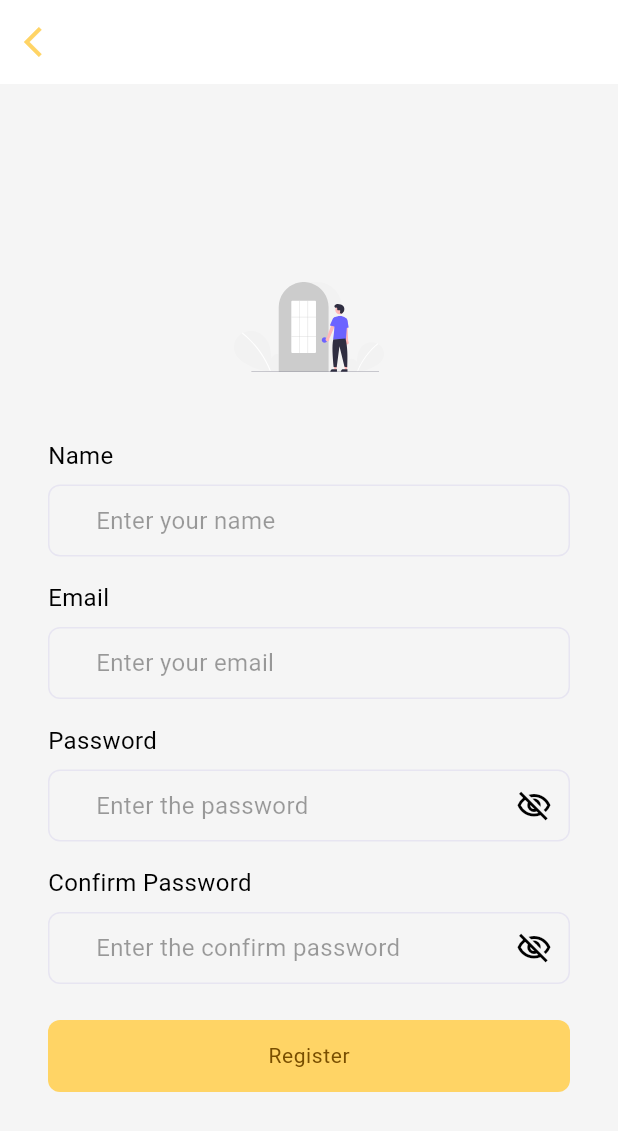
After one commit to ranakh2001/betweener, a Flutter app: the SignupScreen screen opened by its route, on a phone screen of 412 x 824 dp. The commit adds this screen. Shown: the top 1131 px of the screen. Run offline on Flutter 3.47's test engine with Material 3 defaults, Android fonts, the phone set to English and light mode, and no system bars; our stand-ins replace flutter_riverpod, flutter_screenutil, flutter_svg, shared_preferences; accounts and stored records are empty.

Commit message:
sign up screen finish

```diff
--- a/lib/core/app_widget.dart
+++ b/lib/core/app_widget.dart
@@ -4,6 +4,7 @@ import 'package:betweener_app/core/theme/app_theme.dart';
 import 'package:betweener_app/providers/shared_pref_provider.dart';
 import 'package:betweener_app/screens/auth/on_boarding_screen.dart';
 import 'package:betweener_app/screens/auth/signIn_screen.dart';
+import 'package:betweener_app/screens/auth/signUp_screen.dart';
 import 'package:betweener_app/src/localization/app_localizations.dart';
 import 'package:flutter/material.dart';
 import 'package:flutter_riverpod/flutter_riverpod.dart';
@@ -42,6 +43,7 @@ class AppWidget extends ConsumerWidget {
             routes: {
               Routers.onBoarding: (context) => const OnBoardingScreen(),
               Routers.login: (context) => const SigninScreen(),
+              Routers.register: (context)=> SignupScreen()
             },
           ),
     );
--- a/lib/l10n/app_en.arb
+++ b/lib/l10n/app_en.arb
@@ -55,5 +55,37 @@
       "dontHaveAccount": "Don't have an account?",
       "@dontHaveAccount": {
         "description": "Don't have an account text"
+      },
+      "name":"Name",
+      "@name": {
+        "description": "name field text"
+      },
+      "enterName":"Enter your name",
+      "@enterName": {
+        "description": "input name text"
+      },
+      "nameRequired":"Name is required",
+      "@nameRequired": {
+        "description": "name is required text"
+      },
+      "nameError":"Name must be more than 3 characters",
+      "@nameError": {
+        "description": "name error text"
+      },
+      "confirmPassword":"Confirm Password",
+      "@confirmPassword": {
+        "description": "confirm password text"
+      },
+      "enterConfirmPassword":"Enter the confirm password",
+      "@enterConfirmPassword": {
+        "description": "input confirm password text"
+      },
+      "confirmPasswordRequired":"Confirm password is required",
+      "@confirmPasswordRequired": {
+        "description": "confirm password is required text"
+      },
+      "confirmPasswordError":"Does not match the password",
+      "@confirmPasswordError": {
+        "description": "confirm password error text"
       }
 }
--- /dev/null
+++ b/lib/screens/auth/signUp_screen.dart
@@ -0,0 +1,54 @@
+// ignore_for_file: file_names
+
+import 'package:betweener_app/core/constants/const_svgs.dart';
+import 'package:betweener_app/screens/auth/widget/signup_form.dart';
+import 'package:flutter/material.dart';
+import 'package:flutter_screenutil/flutter_screenutil.dart';
+import 'package:flutter_svg/svg.dart';
+
+class SignupScreen extends StatelessWidget {
+  const SignupScreen({super.key});
+
+  @override
+  Widget build(BuildContext context) {
+    return Scaffold(
+      appBar: AppBar(
+        backgroundColor: Theme.of(context).colorScheme.surface,
+        elevation: 0,
+        leading: IconButton(
+          onPressed: () => Navigator.pop(context),
+          icon: Icon(Icons.arrow_back_ios),
+        ),
+      ),
+      body: Padding(
+        padding: EdgeInsets.symmetric(vertical: 8.h, horizontal: 16.w),
+        child: LayoutBuilder(
+          builder: (context, constraints) {
+            return SingleChildScrollView(
+              padding: EdgeInsets.symmetric(vertical: 8.h, horizontal: 16.w),
+              child: ConstrainedBox(
+                constraints: BoxConstraints(minHeight: constraints.maxHeight),
+                child: IntrinsicHeight(
+                  child: Column(
+                    mainAxisAlignment: MainAxisAlignment.center,
+                    children: [
+                      Center(
+                        child: SvgPicture.asset(
+                          ConstSvgs.auth,
+                          width: 100.w,
+                          height: 100.h,
+                        ),
+                      ),
+                      SizedBox(height: 24.h),
+                      SignupForm(),
+                    ],
+                  ),
+                ),
+              ),
+            );
+          },
+        ),
+      ),
+    );
+  }
+}
--- a/lib/screens/auth/widget/custom_textField.dart
+++ b/lib/screens/auth/widget/custom_textField.dart
@@ -6,7 +6,7 @@ import 'package:flutter_screenutil/flutter_screenutil.dart';
 class CustomTextfield extends StatelessWidget {
   const CustomTextfield({
     super.key,
-    required this.emailController,
+    required this.controller,
 
     required this.hint,
     this.validator,
@@ -16,7 +16,7 @@ class CustomTextfield extends StatelessWidget {
     this.visible = false,
     required this.keyboardType,
   });
-  final TextEditingController emailController;
+  final TextEditingController controller;
   final String hint;
   final String? Function(String?)? validator;
   final String lable;
@@ -80,7 +80,7 @@ class CustomTextfield extends StatelessWidget {
                     )
                     : null,
           ),
-          controller: emailController,
+          controller: controller,
           validator: validator,
         ),
       ],
--- a/lib/screens/auth/widget/signin_form.dart
+++ b/lib/screens/auth/widget/signin_form.dart
@@ -41,7 +41,7 @@ class _SigninForm extends ConsumerState<SigninForm> {
         crossAxisAlignment: CrossAxisAlignment.start,
         children: [
           CustomTextfield(
-            emailController: _emailController!,
+            controller: _emailController!,
             lable: AppLocalizations.of(context).email,
             validator: (value) => authController.emailValidator(value, context),
             hint: AppLocalizations.of(context).enterEmail,
@@ -49,7 +49,7 @@ class _SigninForm extends ConsumerState<SigninForm> {
           ),
           SizedBox(height: 16.h),
           CustomTextfield(
-            emailController: _passwordController!,
+            controller: _passwordController!,
             lable: AppLocalizations.of(context).password,
             validator:
                 (value) => authController.passwordValidator(value, context),
@@ -79,6 +79,8 @@ class _SigninForm extends ConsumerState<SigninForm> {
             text: AppLocalizations.of(context).login,
             onPressed: () {
               _formKey.currentState!.validate();
+              _emailController!.clear();
+              _passwordController!.clear();
             },
           ),
         ],
--- /dev/null
+++ b/lib/screens/auth/widget/signup_form.dart
@@ -0,0 +1,107 @@
+import 'package:betweener_app/providers/auth_provider.dart';
+import 'package:betweener_app/screens/auth/widget/custom_button.dart';
+import 'package:betweener_app/screens/auth/widget/custom_textField.dart';
+import 'package:betweener_app/src/localization/app_localizations.dart';
+import 'package:flutter/material.dart';
+import 'package:flutter_riverpod/flutter_riverpod.dart';
+import 'package:flutter_screenutil/flutter_screenutil.dart';
+
+class SignupForm extends ConsumerStatefulWidget {
+  const SignupForm({super.key});
+
+  @override
+  ConsumerState<SignupForm> createState() => _SignupFormState();
+}
+
+class _SignupFormState extends ConsumerState<SignupForm> {
+  final _formKey = GlobalKey<FormState>();
+  TextEditingController? _nameController;
+  TextEditingController? _emailController;
+  TextEditingController? _passwordController;
+  TextEditingController? _passwordConfirmationController;
+
+  @override
+  void initState() {
+    _nameController = TextEditingController();
+    _emailController = TextEditingController();
+    _passwordController = TextEditingController();
+    _passwordConfirmationController = TextEditingController();
+    super.initState();
+  }
+
+  @override
+  void dispose() {
+    _nameController!.dispose();
+    _emailController!.dispose();
+    _passwordController!.dispose();
+    _passwordConfirmationController!.dispose();
+    super.dispose();
+  }
+
+  @override
+  Widget build(BuildContext context) {
+    final authController = ref.read(authProvider.notifier);
+    final isPasswordVisible = ref.watch(authProvider);
+    return Form(
+      key: _formKey,
+      child: Column(
+        children: [
+          CustomTextfield(
+            controller: _nameController!,
+            hint: AppLocalizations.of(context).enterName,
+            lable: AppLocalizations.of(context).name,
+            keyboardType: TextInputType.text,
+            validator: (value) => authController.nameValidator(value, context),
+          ),
+          SizedBox(height: 16),
+          CustomTextfield(
+            controller: _emailController!,
+            hint: AppLocalizations.of(context).enterEmail,
+            lable: AppLocalizations.of(context).email,
+            keyboardType: TextInputType.emailAddress,
+            validator: (value) => authController.emailValidator(value, context),
+          ),
+          SizedBox(height: 16),
+          CustomTextfield(
+            controller: _passwordController!,
+            hint: AppLocalizations.of(context).enterPassword,
+            lable: AppLocalizations.of(context).password,
+            keyboardType: TextInputType.visiblePassword,
+            isPassword: true,
+            validator:
+                (value) => authController.passwordValidator(value, context),
+            visible: isPasswordVisible,
+            onTap: authController.togglePasswordVisibility,
+          ),
+          SizedBox(height: 16),
+          CustomTextfield(
+            controller: _passwordConfirmationController!,
+            hint: AppLocalizations.of(context).enterConfirmPassword,
+            lable: AppLocalizations.of(context).confirmPassword,
+            keyboardType: TextInputType.visiblePassword,
+            isPassword: true,
+            validator:
+                (value) => authController.passwordVerificationValidator(
+                  value,
+                  context,
+                  _passwordController!.text,
+                ),
+            visible: isPasswordVisible,
+            onTap: authController.togglePasswordVisibility,
+          ),
+          SizedBox(height: 24.h),
+          CustomButton(
+            text: AppLocalizations.of(context).register,
+            onPressed: () {
+              _formKey.currentState!.validate();
+              _nameController!.clear();
+              _emailController!.clear();
+              _passwordController!.clear();
+              _passwordConfirmationController!.clear();
+            },
+          ),
+        ],
+      ),
+    );
+  }
+}
--- a/lib/src/localization/app_localizations.dart
+++ b/lib/src/localization/app_localizations.dart
@@ -178,6 +178,54 @@ abstract class AppLocalizations {
   /// In en, this message translates to:
   /// **'Don\'t have an account?'**
   String get dontHaveAccount;
+
+  /// name field text
+  ///
+  /// In en, this message translates to:
+  /// **'Name'**
+  String get name;
+
+  /// input name text
+  ///
+  /// In en, this message translates to:
+  /// **'Enter your name'**
+  String get enterName;
+
+  /// name is required text
+  ///
+  /// In en, this message translates to:
+  /// **'Name is required'**
+  String get nameRequired;
+
+  /// name error text
+  ///
+  /// In en, this message translates to:
+  /// **'Name must be more than 3 characters'**
+  String get nameError;
+
+  /// confirm password text
+  ///
+  /// In en, this message translates to:
+  /// **'Confirm Password'**
+  String get confirmPassword;
+
+  /// input confirm password text
+  ///
+  /// In en, this message translates to:
+  /// **'Enter the confirm password'**
+  String get enterConfirmPassword;
+
+  /// confirm password is required text
+  ///
+  /// In en, this message translates to:
+  /// **'Confirm password is required'**
+  String get confirmPasswordRequired;
+
+  /// confirm password error text
+  ///
+  /// In en, this message translates to:
+  /// **'Does not match the password'**
+  String get confirmPasswordError;
 }
 
 class _AppLocalizationsDelegate extends LocalizationsDelegate<AppLocalizations> {
--- a/lib/src/localization/app_localizations_en.dart
+++ b/lib/src/localization/app_localizations_en.dart
@@ -49,4 +49,28 @@ class AppLocalizationsEn extends AppLocalizations {
 
   @override
   String get dontHaveAccount => 'Don\'t have an account?';
+
+  @override
+  String get name => 'Name';
+
+  @override
+  String get enterName => 'Enter your name';
+
+  @override
+  String get nameRequired => 'Name is required';
+
+  @override
+  String get nameError => 'Name must be more than 3 characters';
+
+  @override
+  String get confirmPassword => 'Confirm Password';
+
+  @override
+  String get enterConfirmPassword => 'Enter the confirm password';
+
+  @override
+  String get confirmPasswordRequired => 'Confirm password is required';
+
+  @override
+  String get confirmPasswordError => 'Does not match the password';
 }
```
Also changed, not shown: lib/l10n/app_ar.arb (+40 -0 lines), lib/providers/auth_provider.dart (+26 -0 lines), lib/screens/auth/signIn_screen.dart (+8 -1 lines), lib/src/localization/app_localizations_ar.dart (+24 -0 lines).
